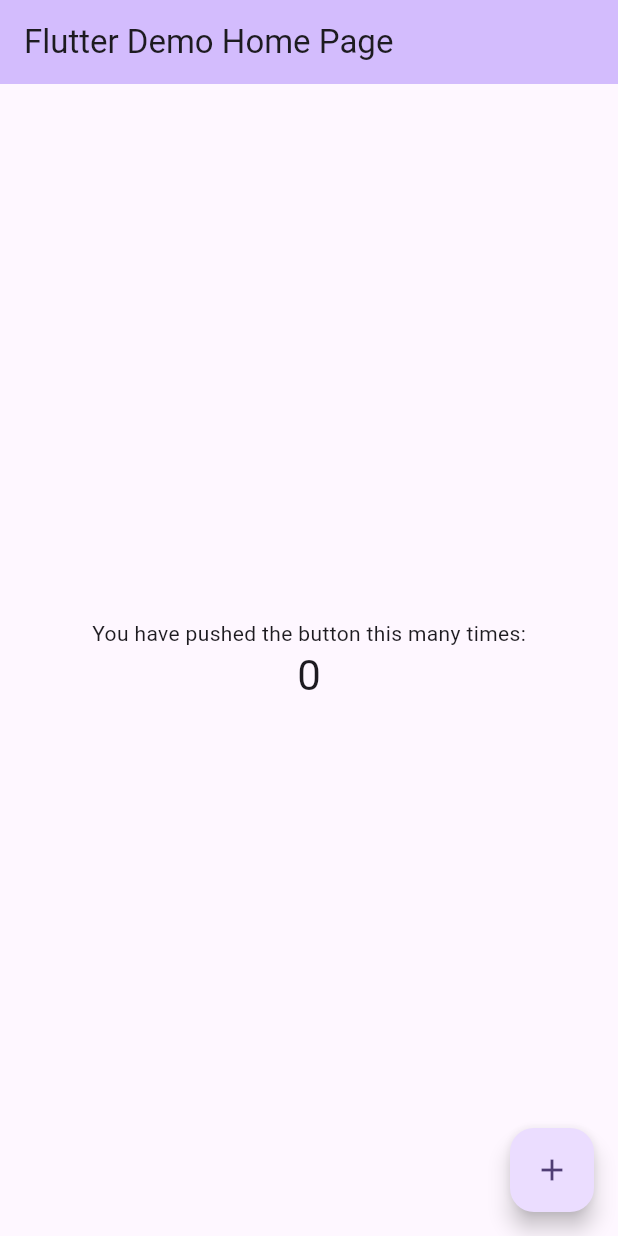
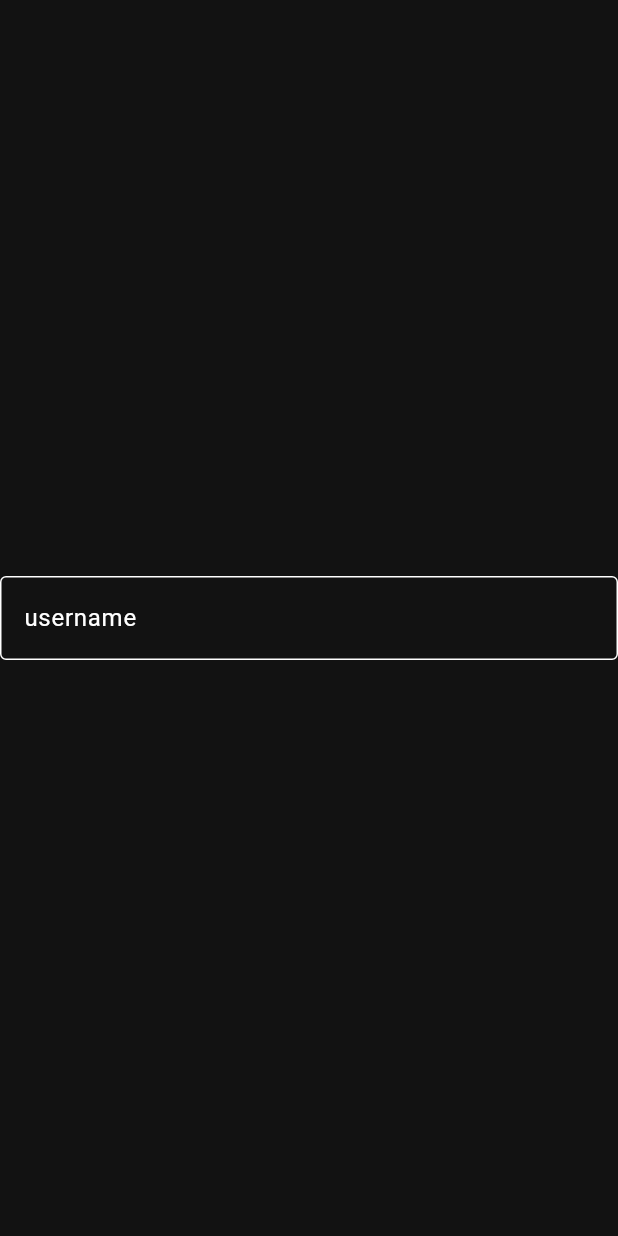
Before and after one commit to jagjeetsingh78/threads_clone, a Flutter app: the screen it shows after launch, on a phone screen of 412 x 824 dp. Run offline on Flutter 3.47's test engine with Material 3 defaults, Android fonts, the phone set to English and light mode, and no system bars; our stand-ins replace get.

Commit message:
safing the my code

```diff
--- a/lib/main.dart
+++ b/lib/main.dart
@@ -1,5 +1,9 @@
 import 'package:flutter/material.dart';
-
+import 'package:get/route_manager.dart';
+import 'package:threads_project/routes/route.dart';
+import './views/home.dart';
+import './themes/theme.dart';
+import './routes/route_name.dart';
 void main() {
   runApp(const MyApp());
 }
@@ -7,116 +11,19 @@ void main() {
 class MyApp extends StatelessWidget {
   const MyApp({super.key});
 
+
   // This widget is the root of your application.
   @override
   Widget build(BuildContext context) {
-    return MaterialApp(
-      title: 'Flutter Demo',
-      theme: ThemeData(
-        // This is the theme of your application.
-        //
-        // TRY THIS: Try running your application with "flutter run". You'll see
-        // the application has a purple toolbar. Then, without quitting the app,
-        // try changing the seedColor in the colorScheme below to Colors.green
-        // and then invoke "hot reload" (save your changes or press the "hot
-        // reload" button in a Flutter-supported IDE, or press "r" if you used
-        // the command line to start the app).
-        //
-        // Notice that the counter didn't reset back to zero; the application
-        // state is not lost during the reload. To reset the state, use hot
-        // restart instead.
-        //
-        // This works for code too, not just values: Most code changes can be
-        // tested with just a hot reload.
-        colorScheme: ColorScheme.fromSeed(seedColor: Colors.deepPurple),
-      ),
-      home: const MyHomePage(title: 'Flutter Demo Home Page'),
+    return GetMaterialApp(
+      debugShowCheckedModeBanner: false,
+      getPages:Routes.pages ,
+      initialRoute:RouteName.Login,
+      title: 'Glorify',
+      theme:theme,
+
+
+
     );
   }
 }
-
-class MyHomePage extends StatefulWidget {
-  const MyHomePage({super.key, required this.title});
-
-  // This widget is the home page of your application. It is stateful, meaning
-  // that it has a State object (defined below) that contains fields that affect
-  // how it looks.
-
-  // This class is the configuration for the state. It holds the values (in this
-  // case the title) provided by the parent (in this case the App widget) and
-  // used by the build method of the State. Fields in a Widget subclass are
-  // always marked "final".
-
-  final String title;
-
-  @override
-  State<MyHomePage> createState() => _MyHomePageState();
-}
-
-class _MyHomePageState extends State<MyHomePage> {
-  int _counter = 0;
-
-  void _incrementCounter() {
-    setState(() {
-      // This call to setState tells the Flutter framework that something has
-      // changed in this State, which causes it to rerun the build method below
-      // so that the display can reflect the updated values. If we changed
-      // _counter without calling setState(), then the build method would not be
-      // called again, and so nothing would appear to happen.
-      _counter++;
-    });
-  }
-
-  @override
-  Widget build(BuildContext context) {
-    // This method is rerun every time setState is called, for instance as done
-    // by the _incrementCounter method above.
-    //
-    // The Flutter framework has been optimized to make rerunning build methods
-    // fast, so that you can just rebuild anything that needs updating rather
-    // than having to individually change instances of widgets.
-    return Scaffold(
-      appBar: AppBar(
-        // TRY THIS: Try changing the color here to a specific color (to
-        // Colors.amber, perhaps?) and trigger a hot reload to see the AppBar
-        // change color while the other colors stay the same.
-        backgroundColor: Theme.of(context).colorScheme.inversePrimary,
-        // Here we take the value from the MyHomePage object that was created by
-        // the App.build method, and use it to set our appbar title.
-        title: Text(widget.title),
-      ),
-      body: Center(
-        // Center is a layout widget. It takes a single child and positions it
-        // in the middle of the parent.
-        child: Column(
-          // Column is also a layout widget. It takes a list of children and
-          // arranges them vertically. By default, it sizes itself to fit its
-          // children horizontally, and tries to be as tall as its parent.
-          //
-          // Column has various properties to control how it sizes itself and
-          // how it positions its children. Here we use mainAxisAlignment to
-          // center the children vertically; the main axis here is the vertical
-          // axis because Columns are vertical (the cross axis would be
-          // horizontal).
-          //
-          // TRY THIS: Invoke "debug painting" (choose the "Toggle Debug Paint"
-          // action in the IDE, or press "p" in the console), to see the
-          // wireframe for each widget.
-          mainAxisAlignment: MainAxisAlignment.center,
-          children: <Widget>[
-            const Text('You have pushed the button this many times:'),
-            Text(
-              '$_counter',
-              style: Theme.of(context).textTheme.headlineMedium,
-            ),
-          ],
-        ),
-      ),
-      floatingActionButton: FloatingActionButton(
-        onPressed: _incrementCounter,
-        tooltip: 'Increment',
-        child: const Icon(Icons.add),
-      ), // This trailing comma makes auto-formatting nicer for build methods.
-    );
-  }
-}
--- /dev/null
+++ b/lib/routes/route.dart
@@ -0,0 +1,16 @@
+import 'package:get/route_manager.dart';
+import 'package:threads_project/views/auth/Register.dart';
+import 'package:threads_project/views/home.dart';
+import 'route_name.dart';
+import '../views/auth/login.dart';
+
+class Routes{
+  static final pages = [
+     GetPage(name: RouteName.home, page: () => Home()),
+     GetPage(name: RouteName.Login, page: () => Loginpage()),
+     GetPage(name: RouteName.Register, page: () => RegisterPage()),
+
+
+  ];
+
+}
--- /dev/null
+++ b/lib/routes/route_name.dart
@@ -0,0 +1,10 @@
+
+
+class RouteName {
+  static String home ='/';
+  static String Login  ='/login';
+  static String Register ='/Register';
+  // static String home ='/';
+  // static String home ='/';
+
+}
--- /dev/null
+++ b/lib/themes/theme.dart
@@ -0,0 +1,21 @@
+import 'package:flutter/material.dart';
+
+final ThemeData theme = ThemeData(
+  useMaterial3: true,
+  appBarTheme:const AppBarTheme(
+    backgroundColor: Colors.black,
+    surfaceTintColor: Colors.black,
+    elevation:0.0,
+  ),
+  brightness: Brightness.dark,
+   colorScheme: ColorScheme.dark(brightness: Brightness.dark ,
+   background: Colors.black,
+   onBackground: Colors.white,
+   surfaceTint: Colors.black12,
+   primary:Colors.white,
+   onPrimary: Colors.black,
+   ),
+
+
+
+);
--- /dev/null
+++ b/lib/views/auth/Register.dart
@@ -0,0 +1,19 @@
+import 'package:flutter/material.dart';
+class RegisterPage extends StatefulWidget {
+  const RegisterPage({super.key});
+
+  @override
+  State<RegisterPage> createState() => _RegisterPageState();
+}
+
+class _RegisterPageState extends State<RegisterPage> {
+  @override
+  Widget build(BuildContext context) {
+    return Scaffold(
+      body: Center(
+       child: Text("hi iam register page"),
+      ),
+    )
+    ;
+  }
+}
--- /dev/null
+++ b/lib/views/auth/login.dart
@@ -0,0 +1,33 @@
+import 'package:flutter/material.dart';
+class Loginpage extends StatefulWidget {
+  const Loginpage({super.key});
+
+  @override
+  State<Loginpage> createState() => _LoginpageState();
+}
+
+class _LoginpageState extends State<Loginpage> {
+  @override
+  Widget build(BuildContext context) {
+    return Scaffold(
+      body:SafeArea(child:
+      Center(
+        child: SingleChildScrollView(
+          child: Column(
+          children: [
+            TextField(
+          decoration: InputDecoration(
+           border: OutlineInputBorder(),
+            labelText: 'username',
+
+          ),
+            )
+          ],
+
+          ),
+        ),
+      ))
+
+    );
+  }
+}
--- /dev/null
+++ b/lib/views/home.dart
@@ -0,0 +1,13 @@
+import 'package:flutter/material.dart';
+
+class Home extends StatelessWidget {
+  const Home({super.key});
+
+  @override
+  Widget build(BuildContext context) {
+    return Scaffold(
+      appBar: AppBar(title: Text("threads")),
+      body: Center(child: Text("hi iam home")),
+    );
+  }
+}
--- a/pubspec.yaml
+++ b/pubspec.yaml
@@ -34,6 +34,8 @@ dependencies:
   # The following adds the Cupertino Icons font to your application.
   # Use with the CupertinoIcons class for iOS style icons.
   cupertino_icons: ^1.0.8
+  get: ^4.7.2
+  get_storage: ^2.1.1
 
 dev_dependencies:
   flutter_test:
```
Also changed, not shown: assets/avatar.png (added), assets/logo.png (added), pubspec.lock, 10 other files.
